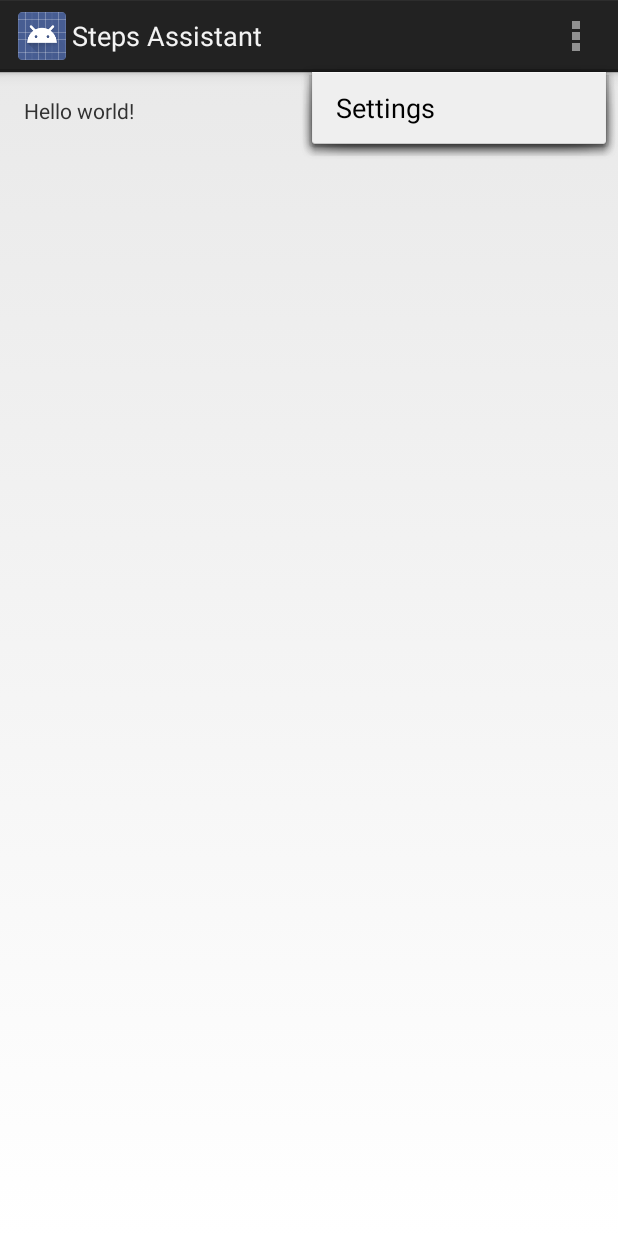
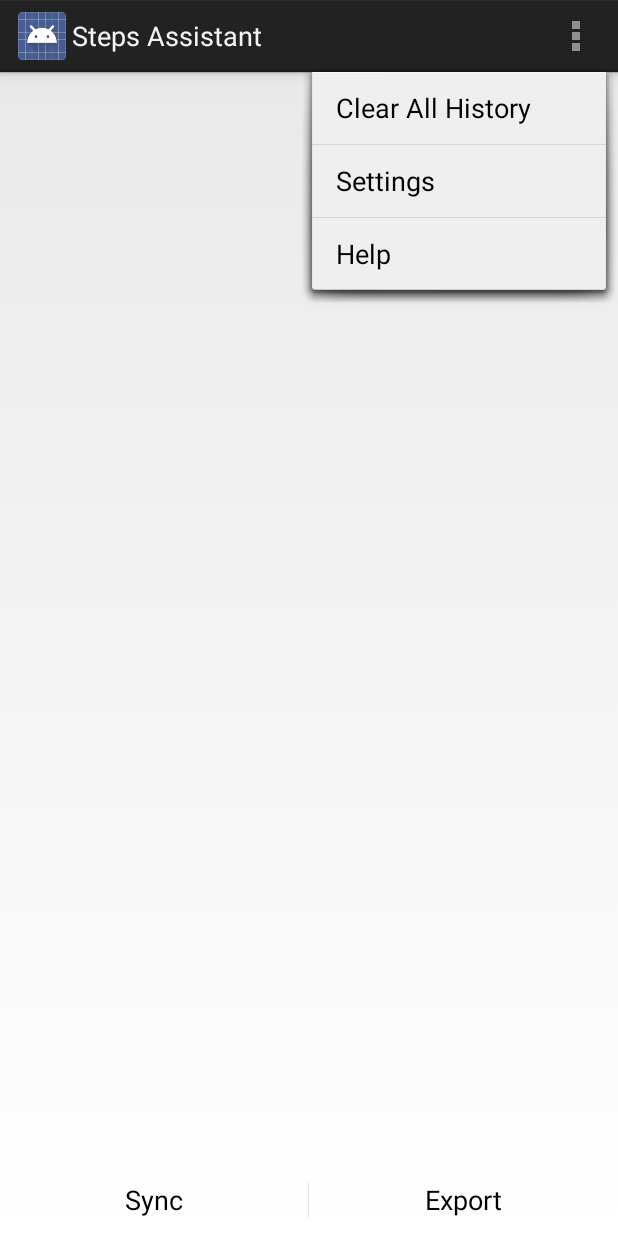
Before and after one commit to marcokstephen/StepsAssistant, an Android app: the screen it shows after launch (MyActivity), with the options menu open, on a phone screen of 412 x 824 dp. Run offline under Robolectric (Android 15) with nearby library versions, the phone set to English and light mode, and no system bars.

Commit message:
Beginning work on mobile app, added notifications

```diff
--- a/mobile/src/main/res/layout/activity_my.xml
+++ b/mobile/src/main/res/layout/activity_my.xml
@@ -8,9 +8,35 @@
     android:paddingBottom="@dimen/activity_vertical_margin"
     tools:context=".MyActivity">
 
-    <TextView
-        android:text="@string/hello_world"
+    <LinearLayout style="?android:buttonBarStyle"
+        android:layout_width="match_parent"
+        android:id="@+id/button_bar_create"
+        android:layout_height="wrap_content"
+        android:layout_alignParentBottom="true">
+
+        <Button style="?android:buttonBarButtonStyle"
+            android:id="@+id/cancelButton"
+            android:layout_width="0dp"
+            android:layout_weight="1"
+            android:layout_height="wrap_content"
+            android:text="@string/sync" />
+
+        <Button
+            android:id="@+id/createButton"
+            style="?android:buttonBarButtonStyle"
+            android:layout_width="0dp"
+            android:layout_height="wrap_content"
+            android:layout_weight="1"
+            android:text="@string/export" />
+
+    </LinearLayout>
+
+    <ListView
         android:layout_width="wrap_content"
-        android:layout_height="wrap_content" />
+        android:layout_height="wrap_content"
+        android:id="@+id/historyListView"
+        android:layout_alignParentTop="true"
+        android:layout_alignParentStart="true"
+        android:layout_above="@+id/button_bar_create"/>
 
 </RelativeLayout>
--- a/mobile/src/main/res/menu/my.xml
+++ b/mobile/src/main/res/menu/my.xml
@@ -1,8 +1,16 @@
 <menu xmlns:android="http://schemas.android.com/apk/res/android"
     xmlns:tools="http://schemas.android.com/tools"
     tools:context=".MyActivity" >
+    <item android:id="@+id/clear_history"
+        android:title="@string/clear_history_setting"
+        android:orderInCategory="1"
+        android:showAsAction="never" />
     <item android:id="@+id/action_settings"
         android:title="@string/action_settings"
         android:orderInCategory="100"
         android:showAsAction="never" />
+    <item android:id="@+id/action_help"
+        android:title="@string/help"
+        android:orderInCategory="101"
+        android:showAsAction="never" />
 </menu>
--- a/mobile/src/main/res/values/dimens.xml
+++ b/mobile/src/main/res/values/dimens.xml
@@ -1,5 +1,5 @@
 <resources>
     <!-- Default screen margins, per the Android Design guidelines. -->
-    <dimen name="activity_horizontal_margin">16dp</dimen>
-    <dimen name="activity_vertical_margin">16dp</dimen>
+    <dimen name="activity_horizontal_margin">0dp</dimen>
+    <dimen name="activity_vertical_margin">0dp</dimen>
 </resources>
--- a/mobile/src/main/res/values/strings.xml
+++ b/mobile/src/main/res/values/strings.xml
@@ -4,5 +4,9 @@
     <string name="app_name">Steps Assistant</string>
     <string name="hello_world">Hello world!</string>
     <string name="action_settings">Settings</string>
+    <string name="sync">Sync</string>
+    <string name="export">Export</string>
+    <string name="clear_history_setting">Clear All History</string>
+    <string name="help">Help</string>
 
 </resources>
--- a/wear/src/main/AndroidManifest.xml
+++ b/wear/src/main/AndroidManifest.xml
@@ -28,6 +28,11 @@
             android:enabled="true"
             android:exported="true" >
         </receiver>
+        <receiver
+            android:name=".NotificationReceiver"
+            android:enabled="true"
+            android:exported="true" >
+        </receiver>
     </application>
 
 </manifest>
```
Also changed, not shown: wear/src/main/java/com/sm/stepsassistant/MyWearActivity.java (+9 -0 lines), wear/src/main/java/com/sm/stepsassistant/NotificationReceiver.java (added, +42 -0 lines), wear/src/main/java/com/sm/stepsassistant/fragments/dummy/DummyContent.java (deleted, +0 -55 lines), wear/src/main/res/drawable/ic_action_full_screen.png (added), wear/src/main/res/drawable/ic_action_phone.png (added), wear/src/main/res/drawable/ic_action_settings.png (added).
